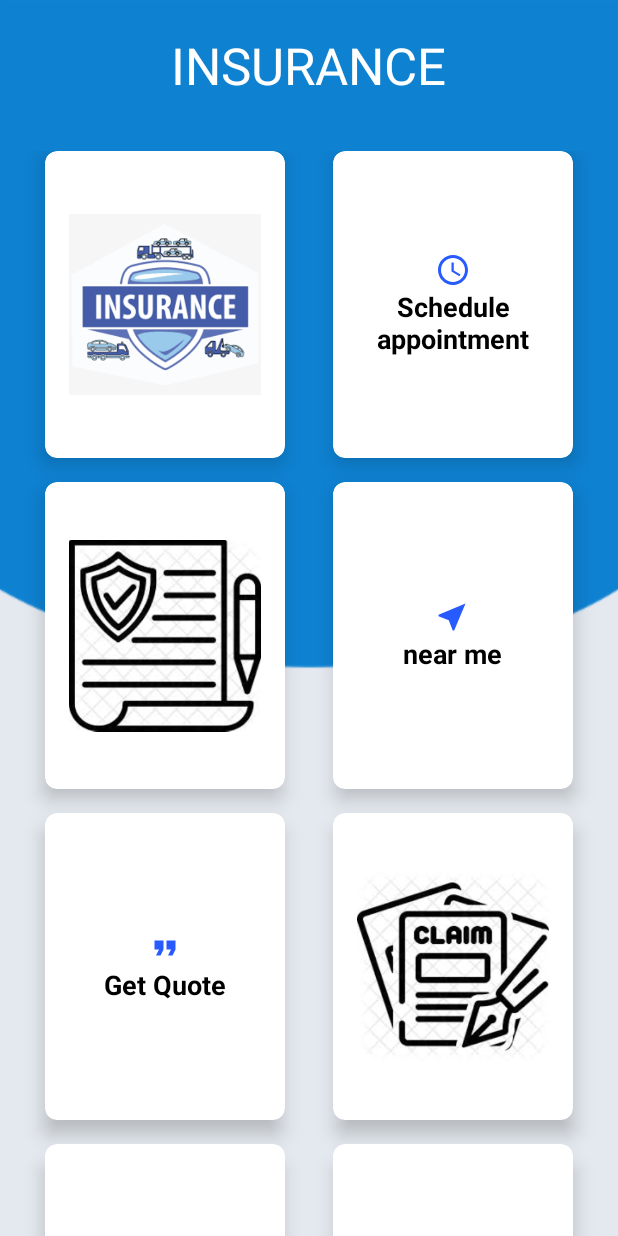
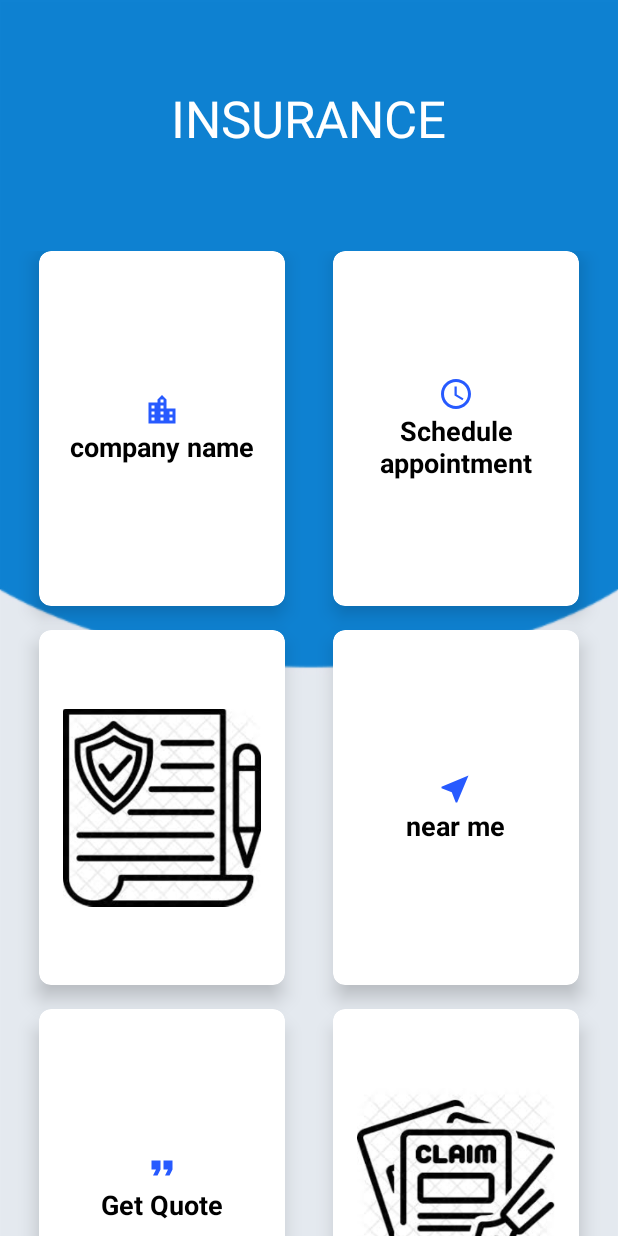
Before and after one commit to munene04/insurance, an Android app: the screen it shows after launch (MainActivity), on a phone screen of 412 x 824 dp. Run offline under Robolectric (Android 15) with nearby library versions, the phone set to English and light mode, and no system bars.

Commit message:
Changed company

```diff
--- /dev/null
+++ b/app/src/main/res/drawable/ic_location_city_black_24dp.xml
@@ -0,0 +1,5 @@
+<vector android:height="24dp" android:tint="#275AFF"
+    android:viewportHeight="24.0" android:viewportWidth="24.0"
+    android:width="24dp" xmlns:android="http://schemas.android.com/apk/res/android">
+    <path android:fillColor="#FF000000" android:pathData="M15,11L15,5l-3,-3 -3,3v2L3,7v14h18L21,11h-6zM7,19L5,19v-2h2v2zM7,15L5,15v-2h2v2zM7,11L5,11L5,9h2v2zM13,19h-2v-2h2v2zM13,15h-2v-2h2v2zM13,11h-2L11,9h2v2zM13,7h-2L11,5h2v2zM19,19h-2v-2h2v2zM19,15h-2v-2h2v2z"/>
+</vector>
--- a/app/src/main/res/layout/content_main.xml
+++ b/app/src/main/res/layout/content_main.xml
@@ -18,7 +18,7 @@
         <RelativeLayout
             android:layout_width="match_parent"
             android:layout_height="10dp"
-            android:layout_weight="0.5">
+            android:layout_weight="1">
 
             <TextView
                 android:id="@+id/textGrid"
@@ -39,7 +39,7 @@
             android:alignmentMode="alignMargins"
             android:columnCount="2"
             android:columnOrderPreserved="false"
-            android:padding="14dp"
+            android:padding="10dp"
             android:rowCount="3">
 
             <!-- Row 1 -->
@@ -68,7 +68,7 @@
                         android:layout_width="wrap_content"
                         android:layout_height="wrap_content"
                         android:layout_gravity="center_horizontal"
-                        android:src="@drawable/company" />
+                        android:src="@drawable/ic_location_city_black_24dp" />
 
                     <TextView
                         android:layout_width="wrap_content"
@@ -321,7 +321,43 @@
 
             </android.support.v7.widget.CardView>
 
+To add more cards
+            <android.support.v7.widget.CardView
+                android:layout_width="0dp"
+                android:layout_height="0dp"
+                android:layout_rowWeight="1"
+                android:layout_columnWeight="1"
+                android:layout_marginLeft="16dp"
+                android:layout_marginRight="16dp"
+                android:layout_marginBottom="16dp"
+                app:cardCornerRadius="8dp"
+                app:cardElevation="8dp">
 
+                <LinearLayout
+                    android:layout_width="wrap_content"
+                    android:layout_height="wrap_content"
+                    android:layout_gravity="center_horizontal|center_vertical"
+                    android:layout_margin="16dp"
+                    android:orientation="vertical">
+
+                    <ImageView
+                        android:layout_width="wrap_content"
+                        android:layout_height="wrap_content"
+                        android:layout_gravity="center_horizontal"
+                        android:src="@drawable/calendar" />
+
+                    <TextView
+                        android:layout_width="wrap_content"
+                        android:layout_height="wrap_content"
+                        android:text="Calendars"
+                        android:textAlignment="center"
+                        android:textColor="@android:color/black"
+                        android:textSize="18sp"
+                        android:textStyle="bold" />
+
+                </LinearLayout>
+
+            </android.support.v7.widget.CardView>
             <android.support.v7.widget.CardView
                 android:layout_width="0dp"
                 android:layout_height="0dp"
@@ -359,162 +395,6 @@
 
             </android.support.v7.widget.CardView>
 
-            <android.support.v7.widget.CardView
-                android:layout_width="0dp"
-                android:layout_height="0dp"
-                android:layout_rowWeight="1"
-                android:layout_columnWeight="1"
-                android:layout_marginLeft="16dp"
-                android:layout_marginRight="16dp"
-                android:layout_marginBottom="16dp"
-                app:cardCornerRadius="8dp"
-                app:cardElevation="8dp">
-
-
-                <LinearLayout
-                    android:layout_width="wrap_content"
-                    android:layout_height="wrap_content"
-                    android:layout_gravity="center_horizontal|center_vertical"
-                    android:layout_margin="16dp"
-                    android:orientation="vertical">
-
-                    <ImageView
-                        android:layout_width="wrap_content"
-                        android:layout_height="wrap_content"
-                        android:layout_gravity="center_horizontal"
-                        android:src="@drawable/calendar" />
-
-                    <TextView
-                        android:layout_width="wrap_content"
-                        android:layout_height="wrap_content"
-                        android:text="Calendars"
-                        android:textAlignment="center"
-                        android:textColor="@android:color/black"
-                        android:textSize="18sp"
-                        android:textStyle="bold" />
-
-                </LinearLayout>
-
-            </android.support.v7.widget.CardView>
-
-
-            <android.support.v7.widget.CardView
-                android:layout_width="0dp"
-                android:layout_height="0dp"
-                android:layout_rowWeight="1"
-                android:layout_columnWeight="1"
-                android:layout_marginLeft="16dp"
-                android:layout_marginRight="16dp"
-                android:layout_marginBottom="16dp"
-                app:cardCornerRadius="8dp"
-                app:cardElevation="8dp">
-
-
-                <LinearLayout
-                    android:layout_width="wrap_content"
-                    android:layout_height="wrap_content"
-                    android:layout_gravity="center_horizontal|center_vertical"
-                    android:layout_margin="16dp"
-                    android:orientation="vertical">
-
-                    <ImageView
-                        android:layout_width="wrap_content"
-                        android:layout_height="wrap_content"
-                        android:layout_gravity="center_horizontal"
-                        android:src="@drawable/calendar" />
-
-                    <TextView
-                        android:layout_width="wrap_content"
-                        android:layout_height="wrap_content"
-                        android:text="Calendars"
-                        android:textAlignment="center"
-                        android:textColor="@android:color/black"
-                        android:textSize="18sp"
-                        android:textStyle="bold" />
-
-                </LinearLayout>
-
-            </android.support.v7.widget.CardView>
-
-
-            <android.support.v7.widget.CardView
-                android:layout_width="0dp"
-                android:layout_height="0dp"
-                android:layout_rowWeight="1"
-                android:layout_columnWeight="1"
-                android:layout_marginLeft="16dp"
-                android:layout_marginRight="16dp"
-                android:layout_marginBottom="16dp"
-                app:cardCornerRadius="8dp"
-                app:cardElevation="8dp">
-
-
-                <LinearLayout
-                    android:layout_width="wrap_content"
-                    android:layout_height="wrap_content"
-                    android:layout_gravity="center_horizontal|center_vertical"
-                    android:layout_margin="16dp"
-                    android:orientation="vertical">
-
-                    <ImageView
-                        android:layout_width="wrap_content"
-                        android:layout_height="wrap_content"
-                        android:layout_gravity="center_horizontal"
-                        android:src="@drawable/calendar" />
-
-                    <TextView
-                        android:layout_width="wrap_content"
-                        android:layout_height="wrap_content"
-                        android:text="Calendars"
-                        android:textAlignment="center"
-                        android:textColor="@android:color/black"
-                        android:textSize="18sp"
-                        android:textStyle="bold" />
-
-                </LinearLayout>
-
-            </android.support.v7.widget.CardView>
-
-
-            <android.support.v7.widget.CardView
-                android:layout_width="0dp"
-                android:layout_height="0dp"
-                android:layout_rowWeight="1"
-                android:layout_columnWeight="1"
-                android:layout_marginLeft="16dp"
-                android:layout_marginRight="16dp"
-                android:layout_marginBottom="16dp"
-                app:cardCornerRadius="8dp"
-                app:cardElevation="8dp">
-
-
-                <LinearLayout
-                    android:layout_width="wrap_content"
-                    android:layout_height="wrap_content"
-                    android:layout_gravity="center_horizontal|center_vertical"
-                    android:layout_margin="16dp"
-                    android:orientation="vertical">
-
-                    <ImageView
-                        android:layout_width="wrap_content"
-                        android:layout_height="wrap_content"
-                        android:layout_gravity="center_horizontal"
-                        android:src="@drawable/calendar"
-                        tools:srcCompat="@tools:sample/avatars" />
-
-                    <TextView
-                        android:layout_width="wrap_content"
-                        android:layout_height="wrap_content"
-                        android:text="Calendars"
-                        android:textAlignment="center"
-                        android:textColor="@android:color/black"
-                        android:textSize="18sp"
-                        android:textStyle="bold" />
-
-                </LinearLayout>
-
-            </android.support.v7.widget.CardView>
-
         </GridLayout>
 
 </LinearLayout>
--- a/build.gradle
+++ b/build.gradle
@@ -7,7 +7,7 @@
 
     }
     dependencies {
-        classpath 'com.android.tools.build:gradle:3.4.1'
+        classpath 'com.android.tools.build:gradle:3.4.2'
 
         // NOTE: Do not place your application dependencies here; they belong
         // in the individual module build.gradle files
```
Also changed, not shown: app/src/main/res/drawable/company.png (deleted).
